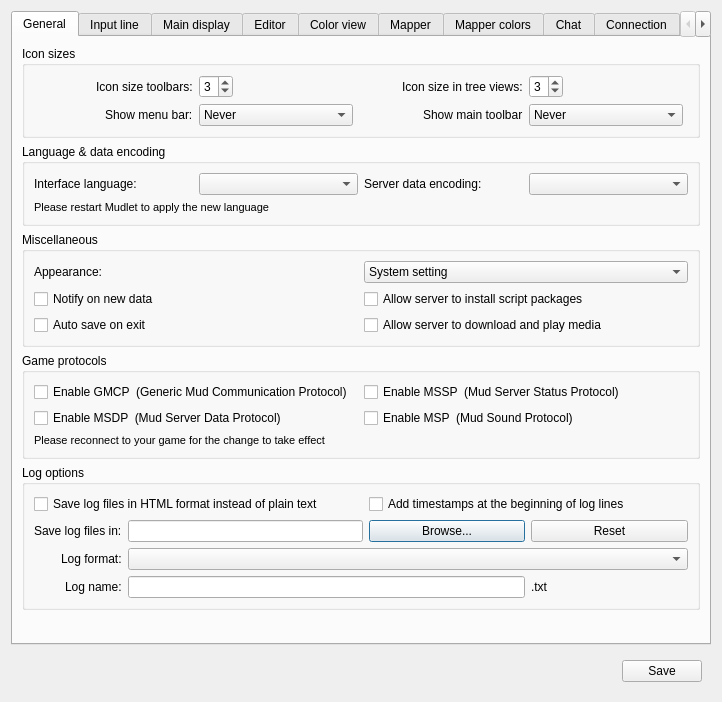
The window that src/ui/profile_preferences.ui (Mudlet/Mudlet) describes before a commit, drawn with Qt 5.
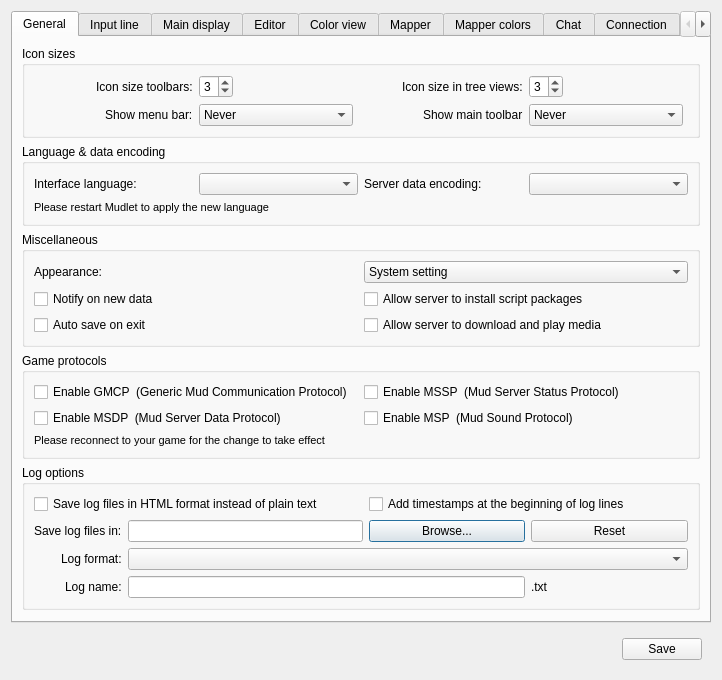
The same window after the commit. Icons and pictures are not drawn. Custom widgets are drawn as their Qt base class.

Commit message: Reset dialog width

The edit to the form file:
```diff
--- a/src/ui/profile_preferences.ui
+++ b/src/ui/profile_preferences.ui
@@ -7,7 +7,7 @@
     <x>0</x>
     <y>0</y>
     <width>718</width>
-    <height>702</height>
+    <height>661</height>
    </rect>
   </property>
   <property name="sizePolicy">
```
